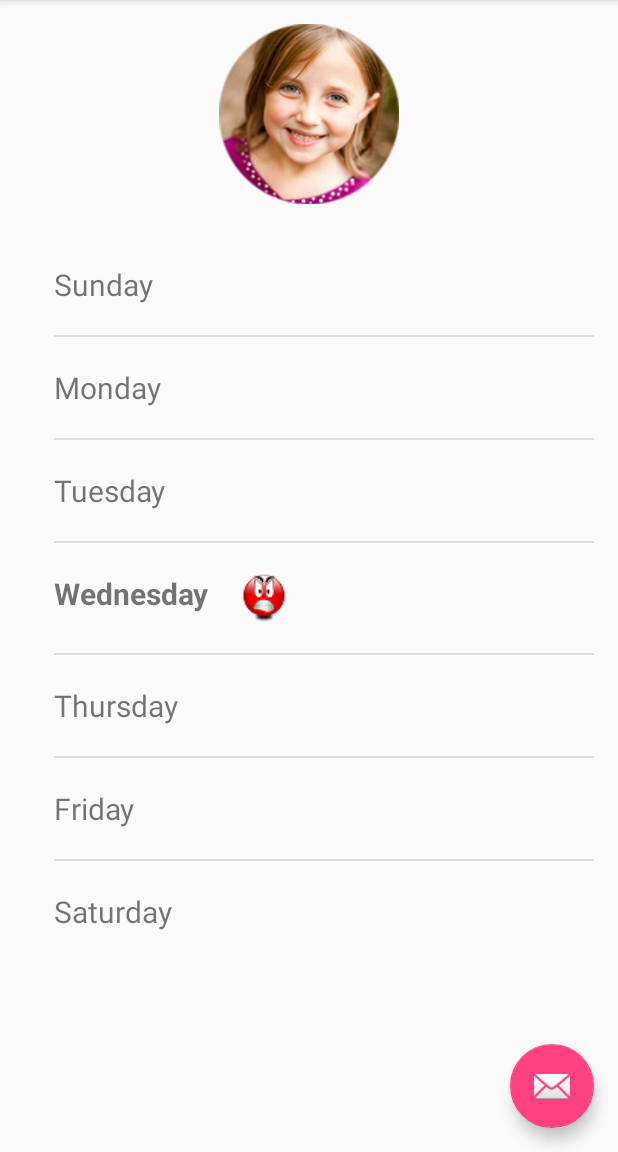
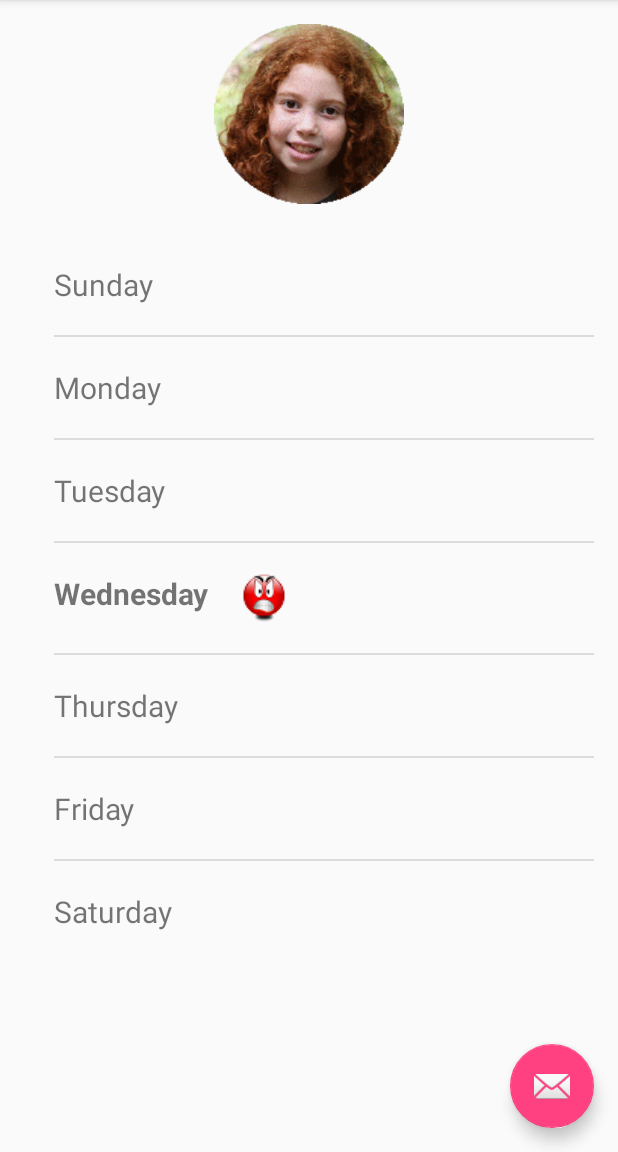
Before and after one commit to irenaKamrat/SmartBackpack_new, an Android app: the screen it shows after launch (MainActivity), on a phone screen of 412 x 824 dp, the part 84-1236 px from its top. Run offline under Robolectric (Android 15) with nearby library versions, the phone set to English and light mode, and no system bars.

Commit message:
Change girl picture

```diff
--- a/app/src/main/res/layout/content_main.xml
+++ b/app/src/main/res/layout/content_main.xml
@@ -16,7 +16,7 @@
         android:layout_width="match_parent"
         android:layout_height="120dp"
         android:id="@+id/imageViewPhoto1"
-        android:src="@drawable/child_1" />
+        android:src="@drawable/bar" />
 
     <ListView
         android:id="@+id/weekDays"
```
Also changed, not shown: app/src/main/res/drawable-v21/bar.gif (added).
